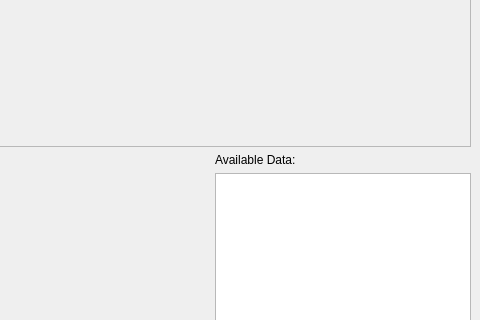
First picture: the form in vant3.ui, repository iurobpn/provant-groundstation, before the edit; both pictures show x 413 to 893 and y 162 to 482 of the 893 by 739 pixel window.
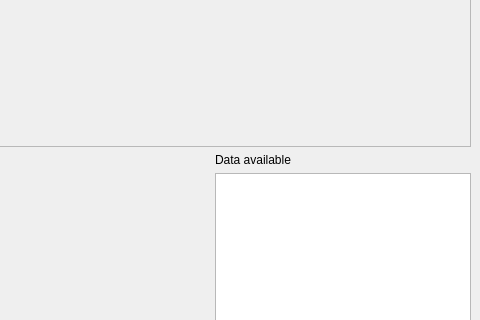
Second picture: the form after the edit. Custom widgets are drawn as their Qt base class.

Diff of the .ui file:
```diff
--- a/vant3.ui
+++ b/vant3.ui
@@ -356,7 +356,7 @@
              </sizepolicy>
             </property>
             <property name="text">
-             <string>Available Data:</string>
+             <string>Data available</string>
             </property>
            </widget>
           </item>
```
Left out of the diff: 13 changed lines with no effect on the pictures.
